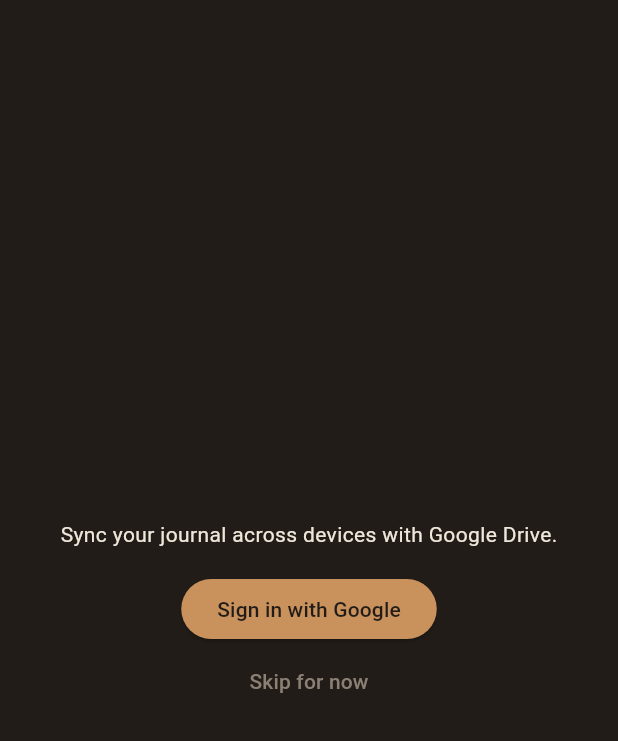
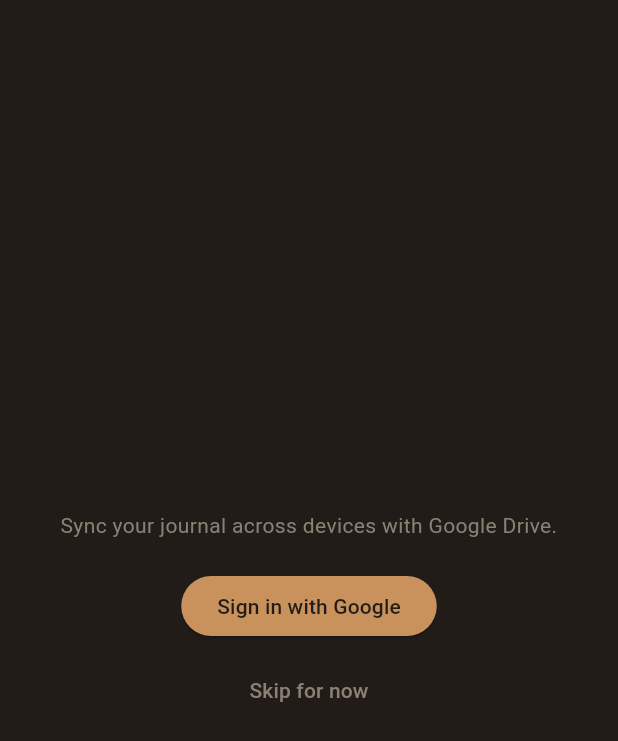
Before and after one commit to yongyaowei-cass/hello-world, a Flutter app: the screen it shows after launch, on a phone screen of 412 x 824 dp. Shown: the top 741 px of the screen. Run offline on Flutter 3.47's test engine with Material 3 defaults, Android fonts, the phone set to English and light mode, and no system bars; our stand-ins replace connectivity_plus, google_sign_in, googleapis_auth, hive, hive_flutter, image_picker; missing offline and left inert: extension_google_sign_in_as_googleapis_auth, googleapis; accounts and stored records are empty.

Commit message:
feat: apply dark theme styling to the sign-in screen
Co-Authored-By: Claude Sonnet 5 <noreply@anthropic.com>

```diff
--- a/journal-app/lib/screens/sign_in_screen.dart
+++ b/journal-app/lib/screens/sign_in_screen.dart
@@ -1,4 +1,5 @@
 import 'package:flutter/material.dart';
+import '../theme/app_theme.dart';
 
 class SignInScreen extends StatelessWidget {
   const SignInScreen({super.key, required this.onSignIn, required this.onSkip});
@@ -10,14 +11,22 @@ class SignInScreen extends StatelessWidget {
   Widget build(BuildContext context) {
     return Scaffold(
       body: Center(
+        child: Padding(
+          padding: const EdgeInsets.symmetric(horizontal: 32),
           child: Column(
             mainAxisSize: MainAxisSize.min,
             children: [
-            const Text('Sync your journal across devices with Google Drive.'),
-            const SizedBox(height: 16),
+              const Text(
+                'Sync your journal across devices with Google Drive.',
+                textAlign: TextAlign.center,
+                style: TextStyle(color: AppColors.textSecondary),
+              ),
+              const SizedBox(height: 20),
               ElevatedButton(onPressed: onSignIn, child: const Text('Sign in with Google')),
+              const SizedBox(height: 8),
               TextButton(onPressed: onSkip, child: const Text('Skip for now')),
             ],
+          ),
         ),
       ),
     );
```
Also changed, not shown: 1 other file. Lines whose indentation alone changed are shown as unchanged.
